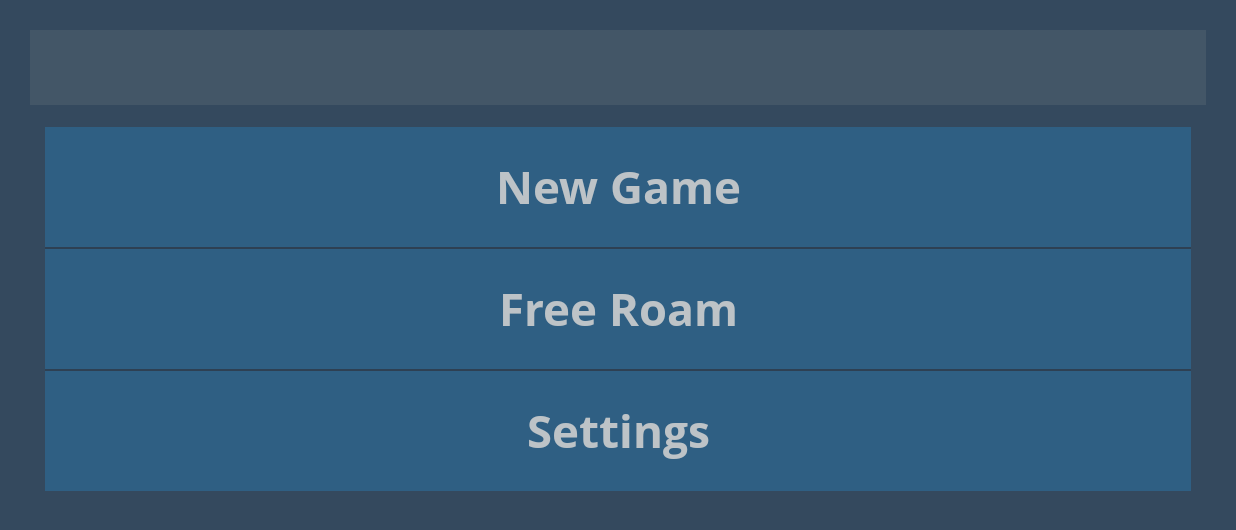
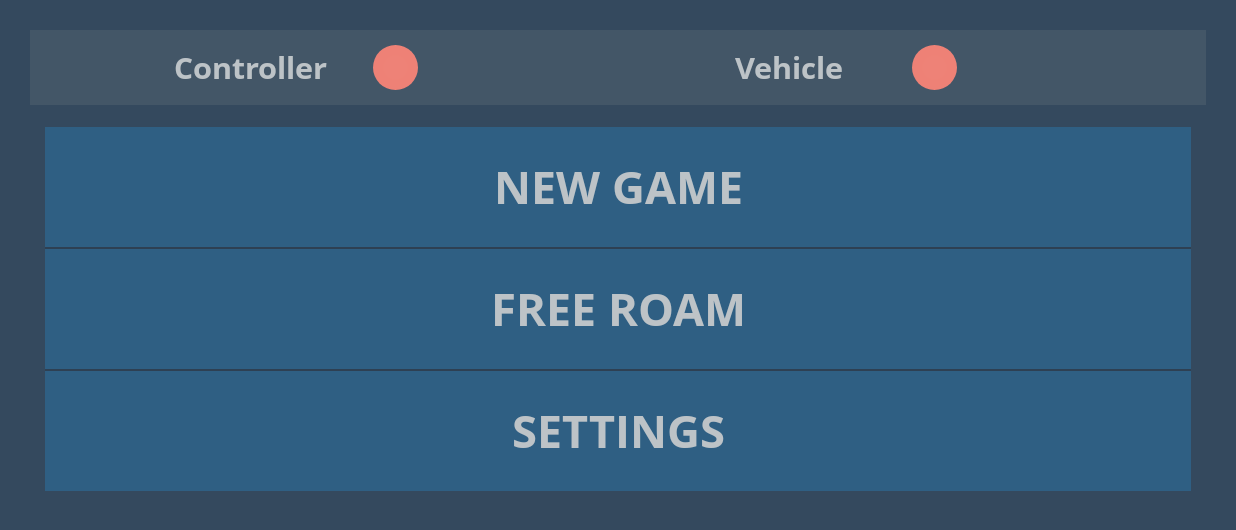
Before and after one commit to dkim89/FPGAController, an Android app: the screen it shows after launch (MainActivity), on a phone screen of 824 x 412 dp (held sideways). Shown: the top 530 px of the screen. Run offline under Robolectric (Android 15) with nearby library versions, the phone set to English and light mode, and no system bars; 1 statement that could not run was skipped.

Commit message:
Implemented Status View

```diff
--- a/app/src/main/java/spring15/ec551/fpgacontroller/MainActivity.java
+++ b/app/src/main/java/spring15/ec551/fpgacontroller/MainActivity.java
@@ -7,6 +7,7 @@ import android.support.v7.app.ActionBarActivity;
 import android.os.Bundle;
 import android.view.Menu;
 import android.view.MenuItem;
+import android.view.View;
 
 import com.bda.controller.Controller;
 
@@ -16,6 +17,8 @@ public class MainActivity extends ActionBarActivity implements MenuInterfaceList
     // Controller object
     Controller mController = null;
 
+    View mControllerIndicator;
+    View mVehicleIndicator;
     private final String MENU_FRAGMENT = "Menu Fragment";
 
     @Override
@@ -23,14 +26,16 @@ public class MainActivity extends ActionBarActivity implements MenuInterfaceList
         super.onCreate(savedInstanceState);
         getSupportActionBar().setBackgroundDrawable(new ColorDrawable(Color.parseColor("#00FFFFFF")));
         getSupportActionBar().hide();
+
         setContentView(R.layout.activity_main);
         mController = Controller.getInstance(this);
         mController.init();
 
+        mControllerIndicator = (View) findViewById(R.id.controller_indicator);
         if (savedInstanceState == null) {
             initializeMenuFragment();
         }
-        // TODO: Initialize Controller Status
+
     }
 
     private void initializeMenuFragment() {
--- a/app/src/main/java/spring15/ec551/fpgacontroller/MenuFragment.java
+++ b/app/src/main/java/spring15/ec551/fpgacontroller/MenuFragment.java
@@ -21,9 +21,13 @@ public class MenuFragment extends Fragment implements AdapterView.OnItemClickLis
 
     Context mContext;
 
-    private static final String NEW_GAME = "New Game";
-    private static final String FREE_ROAM = "Free Roam";
-    private static final String SETTINGS = "Settings";
+    private static final String NEW_GAME = "NEW GAME";
+    private static final String FREE_ROAM = "FREE ROAM";
+    private static final String SETTINGS = "SETTINGS";
+
+    private static final String CONTROLLER_SETTINGS = "CONTROLLER SETTINGS";
+    private static final String VEHICLE_SETTINGS = "VEHICLE SETTINGS";
+    private static final String BACK_TO_MAIN = "BACK";
 
     private MenuInterfaceListener mListener;
 
@@ -44,7 +48,9 @@ public class MenuFragment extends Fragment implements AdapterView.OnItemClickLis
     @Override
     public void onCreate(Bundle savedInstanceState) {
         super.onCreate(savedInstanceState);
-        initializeMainMenu();
+        if (mList == null) {
+            initializeMainMenu();
+        }
     }
 
     @Override
@@ -64,6 +70,13 @@ public class MenuFragment extends Fragment implements AdapterView.OnItemClickLis
         mList.add(NEW_GAME);
         mList.add(FREE_ROAM);
         mList.add(SETTINGS);
+    }
+
+    private void initializeSettingsMenu() {
+        mList = new ArrayList<>();
+        mList.add(CONTROLLER_SETTINGS);
+        mList.add(VEHICLE_SETTINGS);
+        mList.add(BACK_TO_MAIN);
     }
 
     @Override
@@ -92,19 +105,24 @@ public class MenuFragment extends Fragment implements AdapterView.OnItemClickLis
 
     @Override
     public void onItemClick(AdapterView<?> parent, View view, int position, long id) {
-//        String menuString = (() (mListAdapter.getItem(position))).getText().toString();
-//        switch (menuString) {
+        String menuString = mListAdapter.getItem(position);
+        switch (menuString) {
 //            case NEW_GAME:
 //                // TODO
 //                break;
 //            case FREE_ROAM:
 //                // TODO
 //                break;
-//            case SETTINGS:
-//                // TODO
-//                break;
+            case SETTINGS:
+                initializeSettingsMenu();
+                mListAdapter.updateList(mList);
+                break;
+            case BACK_TO_MAIN:
+                initializeMainMenu();
+                mListAdapter.updateList(mList);
+                break;
 //            default:
 //                // TODO
-//        }
+        }
     }
 }
--- /dev/null
+++ b/app/src/main/res/drawable/status_not_connected.xml
@@ -0,0 +1,12 @@
+<?xml version="1.0" encoding="utf-8"?>
+<shape xmlns:android="http://schemas.android.com/apk/res/android"
+    android:shape="oval">
+
+
+    <gradient
+        android:type="radial"
+        android:gradientRadius="3000%"
+        android:startColor="@color/not_connected_end"
+        android:endColor="@color/not_connected" />
+
+</shape>
--- a/app/src/main/res/layout/activity_main.xml
+++ b/app/src/main/res/layout/activity_main.xml
@@ -10,15 +10,74 @@
         android:id="@+id/fragment_container"
         android:layout_width="match_parent"
         android:layout_height="match_parent"
-        android:background="@color/fragment_background" />
+        android:background="@color/fragment_background"/>
 
-    <RelativeLayout
+    <LinearLayout
         android:id="@+id/fragment_control"
         android:layout_width="match_parent"
         android:layout_height="@dimen/hud_height"
         android:layout_margin="@dimen/hud_margin_dimen"
         android:background="@color/hud_background"
-        android:layout_alignParentTop="true" />
+        android:orientation="horizontal"
+        android:weightSum="24"
+        android:layout_alignParentTop="true">
+
+        <View
+            android:layout_weight="2"
+            android:layout_width="0dp"
+            android:layout_height="match_parent" />
+
+        <spring15.ec551.fpgacontroller.CustomTextView
+            android:layout_height="match_parent"
+            android:layout_width="0dp"
+            android:layout_weight="5"
+            android:gravity="center"
+            android:textSize="@dimen/status_text_size"
+            android:text="@string/controller" />
+        <RelativeLayout
+            android:layout_width="0dp"
+            android:layout_height="match_parent"
+            android:layout_weight="4" >
+            <View
+                android:id="@+id/controller_indicator"
+                android:layout_centerVertical="true"
+                android:layout_alignParentLeft="true"
+                android:layout_width="@dimen/status_circle_size"
+                android:layout_height="@dimen/status_circle_size"
+                android:background="@drawable/status_not_connected"/>
+        </RelativeLayout>
+
+        <View
+            android:layout_weight="2"
+            android:layout_width="0dp"
+            android:layout_height="match_parent" />
+
+        <spring15.ec551.fpgacontroller.CustomTextView
+            android:layout_height="match_parent"
+            android:layout_width="0dp"
+            android:layout_weight="5"
+            android:gravity="center"
+            android:textSize="@dimen/status_text_size"
+            android:text="@string/vehicle"/>
+        <RelativeLayout
+            android:layout_width="0dp"
+            android:layout_height="match_parent"
+            android:layout_weight="4">
+            <View
+                android:id="@+id/vehicle_indicator"
+                android:layout_centerVertical="true"
+                android:layout_alignParentLeft="true"
+                android:layout_width="@dimen/status_circle_size"
+                android:layout_height="@dimen/status_circle_size"
+                android:background="@drawable/status_not_connected"/>
+        </RelativeLayout>
+
+        <View
+            android:layout_weight="2"
+            android:layout_width="0dp"
+            android:layout_height="match_parent" />
+
+    </LinearLayout>
 
 
 </RelativeLayout>
--- a/app/src/main/res/values/colors.xml
+++ b/app/src/main/res/values/colors.xml
@@ -7,4 +7,9 @@
     <color name="custom_text_color">#BDC3C7</color>
 
     <color name="transparent">#00FFFFFF</color>
+
+    <color name="not_connected">#E74C3C</color>
+    <color name="not_connected_end">#EE8277</color>
+    <color name="connected">#2ECC71</color>
+    <color name="connected_end">#82E0AA</color>
 </resources>
--- a/app/src/main/res/values/dimens.xml
+++ b/app/src/main/res/values/dimens.xml
@@ -10,4 +10,8 @@
     <dimen name="menu_margin_top">100dp</dimen>
     <dimen name="menu_list_item_height">80dp</dimen>
     <dimen name="menu_text_size">30sp</dimen>
+
+    <dimen name="status_circle_size">30dp</dimen>
+    <dimen name="status_text_size">20sp</dimen>
+    <dimen name="status_margin">10dp</dimen>
 </resources>
--- a/app/src/main/res/values/strings.xml
+++ b/app/src/main/res/values/strings.xml
@@ -1,8 +1,7 @@
 <resources>
     <string name="app_name">FPGAController</string>
-
     <string name="action_settings">Settings</string>
 
-<!-- TODO: Remove or change this placeholder text -->
-    <string name="hello_blank_fragment">Hello blank fragment</string>
+    <string name="controller">Controller</string>
+    <string name="vehicle">Vehicle</string>
 </resources>
```
Also changed, not shown: app/src/main/java/spring15/ec551/fpgacontroller/ControllerStateFragment.java (deleted, +0 -108 lines), app/src/main/res/drawable/status_connected.xml (added, +11 -0 lines), app/src/main/res/layout/fragment_controller_state.xml (deleted, +0 -10 lines).
